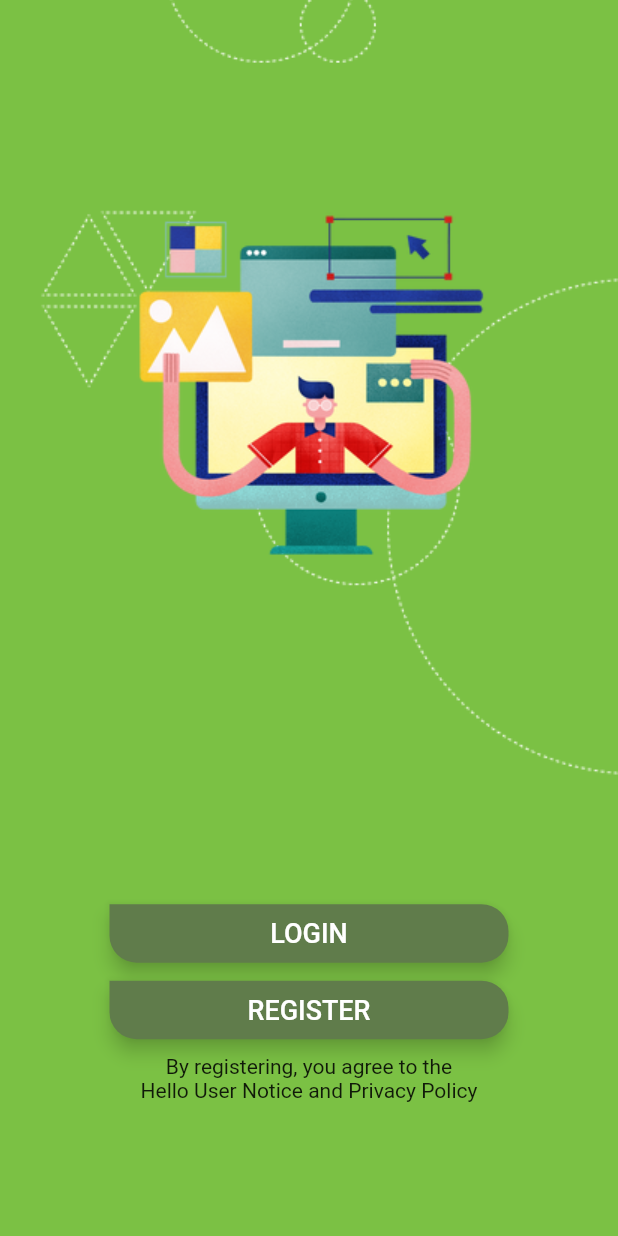
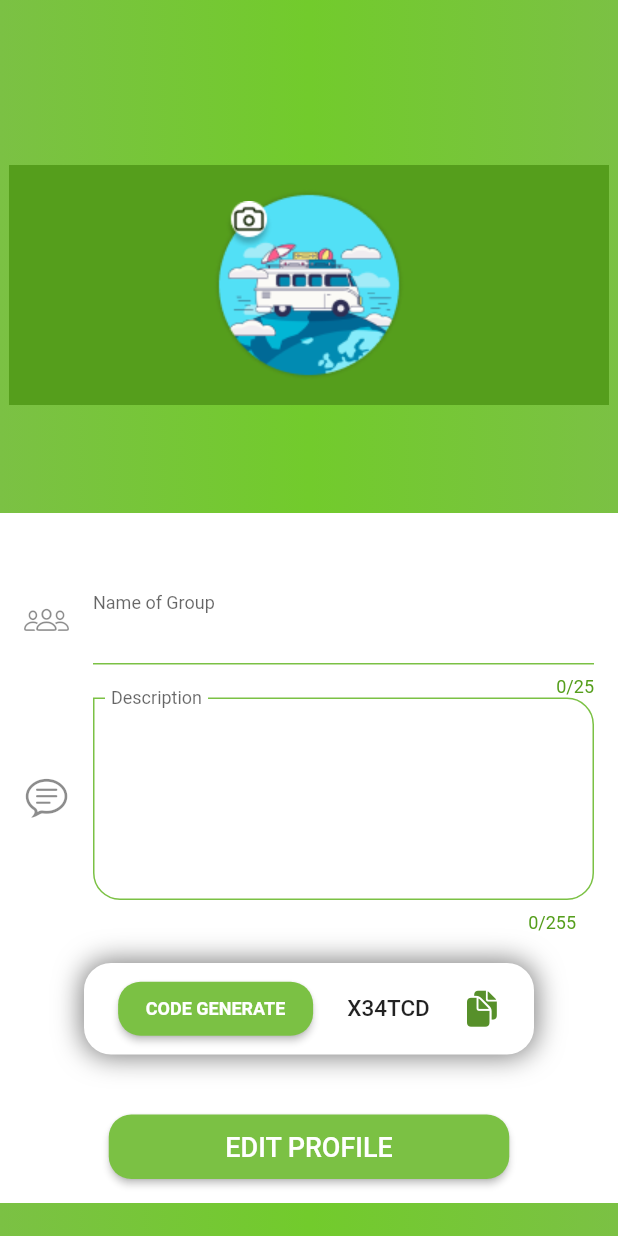
Before and after one commit to LeonardoFCorrea/Bills-Bid, a Flutter app: the screen it shows after launch, on a phone screen of 412 x 824 dp. Run offline on Flutter 3.47's test engine with Material 2 defaults, Android fonts, the phone set to English and light mode, and no system bars; our stand-ins replace page_transition, persistent_bottom_nav_bar; Roboto replaces fonts that are missing (Arial, Poppins).

Commit message:
[Front-end] ADD Create-Group Page

```diff
--- a/lib/createGroup.dart
+++ b/lib/createGroup.dart
@@ -1,255 +1,219 @@
-import 'dart:html';
+import 'package:flutter/cupertino.dart';
+import 'package:flutter/material.dart';
+import 'package:flutter/services.dart';
 
-import 'package:bills_bid/home.dart';
-import 'package:bills_bid/register.dart';
-import 'package:bills_bid/resetPassword.dart';
-import 'package:flutter/material.dart';
-import 'package:page_transition/page_transition.dart';
-
-
-class createGroupPageWidget extends StatefulWidget {
-  const createGroupPageWidget({Key? key}) : super(key: key);
+class createGroupPage extends StatefulWidget {
+  const createGroupPage({Key? key}) : super(key: key);
 
   @override
-  _createGroupPageWidgetState createState() => _createGroupPageWidgetState();
+  State<createGroupPage> createState() => _ProfileState();
 }
 
-class _createGroupPageWidgetState extends State<createGroupPageWidget> {
-  TextEditingController? textController1;
-  TextEditingController? textController2;
-  final scaffoldKey = GlobalKey<ScaffoldState>();
-
-  @override
-  void initState() {
-    super.initState();
-    textController1 = TextEditingController();
-    textController2 = TextEditingController();
-  }
-
-  @override
-  void dispose() {
-    textController1?.dispose();
-    textController2?.dispose();
-    super.dispose();
-  }
-
+class _ProfileState extends State<createGroupPage> {
   @override
   Widget build(BuildContext context) {
     return Scaffold(
-      key: scaffoldKey,
-      backgroundColor: Color(0xFF559E1C),
-      appBar: AppBar(
-        backgroundColor: Color(0xFF559E1C),
-        automaticallyImplyLeading: true,
-        actions: [],
-        centerTitle: true,
-        elevation: 4,
+      body: Container(
+          height: double.infinity,
+          width: double.maxFinite,
+          decoration: BoxDecoration(
+            gradient: LinearGradient(
+              colors: [
+                Color(0xFF7BC144),
+                Color(0xFF72CB2C),
+                Color(0xFF7BC144),
+              ],
             ),
-      body: SafeArea(
-        child: GestureDetector(
-          onTap: () => FocusScope.of(context).unfocus(),
-          child: Stack(
+          ),
+          child: SingleChildScrollView(
+            child: Padding(
+              padding: EdgeInsets.all(0),
+              child: Center(
+                child: Column(
                   children: [
-              Padding(
-                padding: EdgeInsetsDirectional.fromSTEB(30, 0, 30, 0),
-                child: Column(
-                  mainAxisSize: MainAxisSize.max,
-                  children: [
-                    Padding(
-                      padding: EdgeInsetsDirectional.fromSTEB(0, 50, 0, 0),
-                      child: SingleChildScrollView(
-                        scrollDirection: Axis.horizontal,
-                        child: Row(
-                          mainAxisSize: MainAxisSize.max,
-                          crossAxisAlignment: CrossAxisAlignment.center,
-                          children: [
+                    SizedBox(
+                      height: 110,
+                    ),
                     Container(
-                              width: 300,
-                              height: 100,
+                        height: 160,
+                        width: 400,
                         decoration: BoxDecoration(
                           color: Color(0xFF559E1C),
                         ),
+                        child: Column(
+                          mainAxisAlignment: MainAxisAlignment.center,
+                          children: [
+                            Stack(
+                              children: [
+                                Image.asset("images/grupo-teste.png"),
+                                IconButton(
+                                  icon: Image.asset("images/add-group.png"),
+                                  onPressed: () {},
+                                )
+                              ],
+                            )
+                          ],
+                        )),
+                    SizedBox(
+                      height: 72,
+                    ),
+                    Container(
+                      padding: EdgeInsets.only(left: 16, right: 16),
+                      height: 460,
+                      decoration: BoxDecoration(
+                        color: Colors.white,
+                      ),
+                      child: Column(
+                        children: [
+                          SizedBox(
+                            height: 42,
+                          ),
+                          TextFormField(
+                            decoration: InputDecoration(
+                              labelText: "Name of Group",
+                              floatingLabelBehavior:
+                                  FloatingLabelBehavior.always,
+                              labelStyle: TextStyle(),
+                              icon: Icon(CupertinoIcons.group, size: 30),
+                              enabledBorder: UnderlineInputBorder(
+                                borderSide: BorderSide(
+                                  color: Color(0xff7BC144),
+                                ),
+                              ),
+                              focusedBorder: UnderlineInputBorder(
+                                borderSide:
+                                    BorderSide(color: Color(0xff7BC144)),
+                              ),
+                              counterStyle: TextStyle(color: Color(0xFF559E1C)),
+                            ),
+                            maxLines: 1,
+                            maxLength: 25,
+                            maxLengthEnforcement: MaxLengthEnforcement
+                                .truncateAfterCompositionEnds,
+                          ),
+                          TextFormField(
+                            decoration: InputDecoration(
+                              labelText: "Description",
+                              floatingLabelBehavior:
+                                  FloatingLabelBehavior.always,
+                              icon: Icon(
+                                CupertinoIcons.chat_bubble_text,
+                                size: 30,
+                              ),
+                              enabledBorder: OutlineInputBorder(
+                                borderRadius: BorderRadius.only(
+                                    topLeft: Radius.circular(0),
+                                    topRight: Radius.circular(18),
+                                    bottomLeft: Radius.circular(18),
+                                    bottomRight: Radius.circular(18)),
+                                borderSide: BorderSide(
+                                  color: Color(0xFF7BC144),
+                                ),
+                              ),
+                              focusedBorder: OutlineInputBorder(
+                                borderRadius: BorderRadius.only(
+                                    topLeft: Radius.circular(0),
+                                    topRight: Radius.circular(18),
+                                    bottomLeft: Radius.circular(18),
+                                    bottomRight: Radius.circular(18)),
+                                borderSide: BorderSide(
+                                  color: Color(0xFF7BC144),
+                                ),
+                              ),
+                              counterStyle: TextStyle(color: Color(0xFF559E1C)),
+                            ),
+                            maxLines: 5,
+                            maxLength: 255,
+                          ),
+                          SizedBox(
+                            height: 20,
+                          ),
+                          Container(
+                            height: 61,
+                            width: 300,
+                            decoration: BoxDecoration(
+                                borderRadius: BorderRadius.circular(18),
+                                boxShadow: [
+                                  BoxShadow(
+                                      color: Colors.grey.shade600,
+                                      spreadRadius: 1,
+                                      blurRadius: 15),
+                                  BoxShadow(
+                                    color: Colors.white,
+                                    offset: const Offset(0.0, 0.0),
+                                    blurRadius: 0.0,
+                                    spreadRadius: 0.0,
+                                  ),
+                                ]),
+                            child: Row(
+                              mainAxisAlignment: MainAxisAlignment.spaceEvenly,
+                              children: [
+                                ElevatedButton(
+                                  style: ElevatedButton.styleFrom(
+                                      tapTargetSize:
+                                          MaterialTapTargetSize.shrinkWrap,
+                                      primary: Color(0xff7BC144),
+                                      fixedSize: const Size(130, 23),
+                                      shape: RoundedRectangleBorder(
+                                          borderRadius:
+                                              BorderRadius.circular(15))),
+                                  onPressed: () {
+                                    Navigator.push(
+                                      context,
+                                      MaterialPageRoute(
+                                          builder: (context) =>
+                                              const createGroupPage()),
+                                    );
+                                  },
+                                  child: const Text(
+                                    "CODE GENERATE",
+                                    style: TextStyle(
+                                      fontFamily: "Arial",
+                                      fontSize: 12,
+                                      fontWeight: FontWeight.bold,
+                                      color: Colors.white,
+                                    ),
+                                  ),
+                                ),
+                                Text(
+                                  "X34TCD",
+                                  style: TextStyle(
+                                      fontSize: 15,
+                                      fontWeight: FontWeight.w500),
+                                ),
+                                Icon(
+                                  CupertinoIcons.doc_on_doc_fill,
+                                  color: Color(0xff57902A),
                                 ),
                               ],
                             ),
                           ),
+                          SizedBox(
+                            height: 40,
                           ),
-                    Align(
-                      alignment: AlignmentDirectional(-0.35, -0.2),
-                      child: Padding(
-                        padding: EdgeInsetsDirectional.fromSTEB(0, 30, 0, 0),
-                        child: Container(
-                          width: 1122,
-                          child: TextFormField(
-                            controller: textController1,
-                            autofocus: true,
-                            obscureText: false,
-                            decoration: InputDecoration(
-                              hintText: 'Nome',
-                              enabledBorder: UnderlineInputBorder(
-                                borderSide: BorderSide(
-                                  color: Color(0x00000000),
-                                  width: 1,
-                                ),
-                                borderRadius: BorderRadius.circular(20),
-                              ),
-                              focusedBorder: UnderlineInputBorder(
-                                borderSide: BorderSide(
-                                  color: Color(0x00000000),
-                                  width: 1,
-                                ),
-                                borderRadius: BorderRadius.circular(20),
-                              ),
-                              errorBorder: UnderlineInputBorder(
-                                borderSide: BorderSide(
-                                  color: Color(0x00000000),
-                                  width: 1,
-                                ),
-                                borderRadius: BorderRadius.circular(20),
-                              ),
-                              focusedErrorBorder: UnderlineInputBorder(
-                                borderSide: BorderSide(
-                                  color: Color(0x00000000),
-                                  width: 1,
-                                ),
-                                borderRadius: BorderRadius.circular(20),
-                              ),
-                              filled: true,
-                              fillColor: Color(0xFF559E1C),
-                              contentPadding:
-                                  EdgeInsetsDirectional.fromSTEB(10, 0, 0, 0),
-                            ),
-                            style:
-                                TextStyle(
-                                      fontFamily: 'Poppins',
-                                      fontSize: 10,
-                                      fontWeight: FontWeight.normal,
+                          ElevatedButton(
+                            style: ElevatedButton.styleFrom(
+                                tapTargetSize: MaterialTapTargetSize.shrinkWrap,
+                                primary: Color(0xff7BC144),
+                                fixedSize: const Size(267, 43),
+                                shape: RoundedRectangleBorder(
+                                    borderRadius: BorderRadius.circular(15))),
+                            onPressed: () {
+                              Navigator.push(
+                                context,
+                                MaterialPageRoute(
+                                    builder: (context) =>
+                                        const createGroupPage()),
+                              );
+                            },
+                            child: const Text(
+                              "EDIT PROFILE",
+                              style: TextStyle(
+                                fontFamily: "Arial",
+                                fontSize: 18,
+                                color: Colors.white,
                               ),
                             ),
-                        ),
-                      ),
-                    ),
-                    Padding(
-                      padding: EdgeInsetsDirectional.fromSTEB(0, 10, 0, 0),
-                      child: TextFormField(
-                        controller: textController2,
-                        autofocus: true,
-                        obscureText: false,
-                        decoration: InputDecoration(
-                          hintText: 'CPF',
-
-                          enabledBorder: UnderlineInputBorder(
-                            borderSide: BorderSide(
-                              color: Color(0x00000000),
-                              width: 1,
-                            ),
-                            borderRadius: BorderRadius.circular(20),
-                          ),
-                          focusedBorder: UnderlineInputBorder(
-                            borderSide: BorderSide(
-                              color: Color(0x00000000),
-                              width: 1,
-                            ),
-                            borderRadius: BorderRadius.circular(20),
-                          ),
-                          errorBorder: UnderlineInputBorder(
-                            borderSide: BorderSide(
-                              color: Color(0x00000000),
-                              width: 1,
-                            ),
-                            borderRadius: BorderRadius.circular(20),
-                          ),
-                          focusedErrorBorder: UnderlineInputBorder(
-                            borderSide: BorderSide(
-                              color: Color(0x00000000),
-                              width: 1,
-                            ),
-                            borderRadius: BorderRadius.circular(20),
-                          ),
-                          filled: true,
-
-                          contentPadding:
-                              EdgeInsetsDirectional.fromSTEB(10, 0, 0, 0),
-                        ),
-                        style: TextStyle(
-                              fontFamily: 'Poppins',
-                              fontWeight: FontWeight.normal,
-                            ),
-                      ),
-                    ),
-                    Row(
-                      mainAxisSize: MainAxisSize.max,
-                      children: [
-                        Container(
-                          width: 300,
-                          height: 60,
-                          decoration: BoxDecoration(
-                            color: Color(0x00000000),
-                          ),
-                          child: Row(
-                            mainAxisSize: MainAxisSize.max,
-                            children: [
-                              FlatButton(
-      onPressed: () {  },
-      height: 150,
-      minWidth: 150,
-      color: Colors.grey,
-      padding: EdgeInsets.all(0),
-      child: Text(
-        "some text",
-        style: TextStyle(color: Colors.white),
-      ),
-    ),
-
-                              Padding(
-                                padding:
-                                    EdgeInsetsDirectional.fromSTEB(5, 0, 0, 0),
-                                child: Text(
-                                  'X34TCD',
-
-                                ),
-                              ),
-                             FlatButton(
-      onPressed: () {  },
-      height: 150,
-      minWidth: 150,
-      color: Colors.grey,
-      padding: EdgeInsets.all(0),
-      child: Text(
-        "some text",
-        style: TextStyle(color: Colors.white),
-                              ),
-                              ),
-                            ],
-                          ),
-                        ),
-                      ],
-                    ),
-                    Padding(
-                        padding: EdgeInsetsDirectional.fromSTEB(0, 30, 0, 0),
-                        child: ElevatedButton(
-                            child: Text(
-                              "Salvar",
-                              style: TextStyle(
-                                color: Colors.white,
-                                fontWeight: FontWeight.w500,
-                                fontSize: 16,
-                              ),
-                            ),
-                            onPressed: () {},
-                            style: ButtonStyle(
-                              minimumSize:
-                                  MaterialStateProperty.all(Size(130, 45)),
-                              elevation: MaterialStateProperty.all(0),
-                              backgroundColor: MaterialStateProperty.all(
-                                Color(0xFF8A82E2),
-                              ),
-                              shape: MaterialStateProperty.all(
-                                RoundedRectangleBorder(
-                                  borderRadius: BorderRadius.circular(15.0),
-                                ),
-                              ),
-                            )),
                           ),
                         ],
                       ),
@@ -258,6 +222,7 @@ class _createGroupPageWidgetState extends State<createGroupPageWidget> {
                 ),
               ),
             ),
+          )),
     );
   }
 }
--- a/lib/main.dart
+++ b/lib/main.dart
@@ -1,10 +1,11 @@
+import 'package:bills_bid/createGroup.dart';
 import 'package:bills_bid/home.dart';
 import 'package:flutter/material.dart';
 
 void main(List<String> args) {
   runApp(MaterialApp(
     theme: ThemeData(fontFamily: 'Poppins'),
-    home: Home(),
+    home: createGroupPage(),
     debugShowCheckedModeBanner: false,
   ));
 }
```
Also changed, not shown: images/add-group.png (added), images/grupo-teste.png (added). Lines whose indentation alone changed are shown as unchanged.
